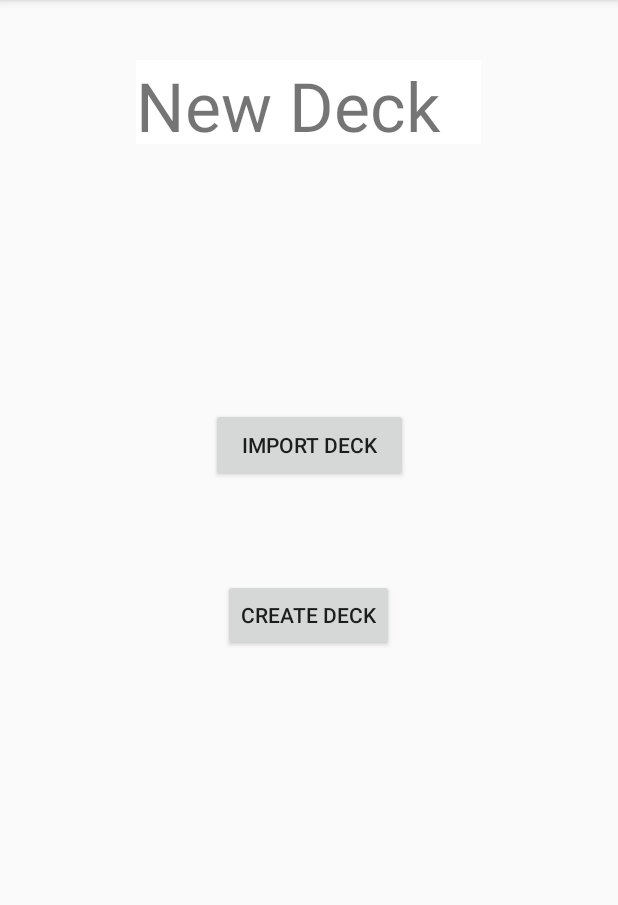
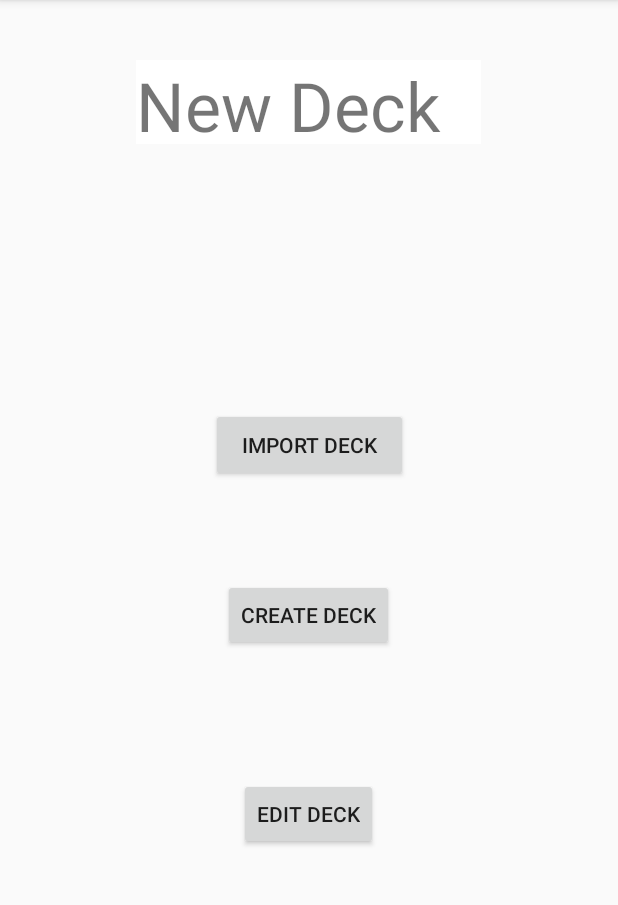
Before and after one commit to Meme-Police/FlashDashAgain, an Android app: the newDeckActivity screen opened directly, with no data from a screen before it, on a phone screen of 412 x 824 dp, the part 84-989 px from its top. Run offline under Robolectric (Android 15) with nearby library versions, the phone set to English and light mode, and no system bars.

Commit message:
stable code

```diff
--- a/app/src/main/AndroidManifest.xml
+++ b/app/src/main/AndroidManifest.xml
@@ -9,7 +9,8 @@
         android:roundIcon="@mipmap/ic_launcher_round"
         android:supportsRtl="true"
         android:theme="@style/AppTheme">
-        <activity android:name=".EditDeckActivity"></activity>
+        <activity android:name=".DeckSelectActivity"></activity>
+        <activity android:name=".EditDeckActivity" />
         <activity android:name=".newDeckActivity" />
         <activity android:name=".MainActivity">
             <intent-filter>
--- a/app/src/main/res/layout/activity_new_deck.xml
+++ b/app/src/main/res/layout/activity_new_deck.xml
@@ -37,6 +37,7 @@
         android:layout_marginEnd="159dp"
         android:layout_marginRight="159dp"
         android:layout_marginBottom="323dp"
+        android:onClick="NewDeck"
         android:text="Create Deck"
         app:layout_constraintBottom_toBottomOf="parent"
         app:layout_constraintEnd_toEndOf="parent"
@@ -62,4 +63,18 @@
         app:layout_constraintStart_toStartOf="parent"
         app:layout_constraintTop_toBottomOf="@+id/textView2" />
 
+    <Button
+        android:id="@+id/button2"
+        android:layout_width="wrap_content"
+        android:layout_height="wrap_content"
+        android:layout_marginTop="56dp"
+        android:onClick="EditDeck"
+        android:text="Edit Deck"
+        app:layout_constraintBottom_toBottomOf="parent"
+        app:layout_constraintEnd_toEndOf="parent"
+        app:layout_constraintHorizontal_bias="0.498"
+        app:layout_constraintStart_toStartOf="parent"
+        app:layout_constraintTop_toBottomOf="@+id/button5"
+        app:layout_constraintVertical_bias="0.124" />
+
 </androidx.constraintlayout.widget.ConstraintLayout>
```
Also changed, not shown: app/src/main/java/com/example/flashdashpersonal/DeckSelectActivity.java (added, +27 -0 lines), app/src/main/java/com/example/flashdashpersonal/EditDeckActivity.java (+2 -25 lines), app/src/main/java/com/example/flashdashpersonal/Library.java (+38 -0 lines), app/src/main/java/com/example/flashdashpersonal/MainActivity.java (+7 -1 lines), app/src/main/res/layout/activity_deck_select.xml (added, +17 -0 lines), app/src/main/res/layout/deck_list_item.xml (added, +41 -0 lines).
